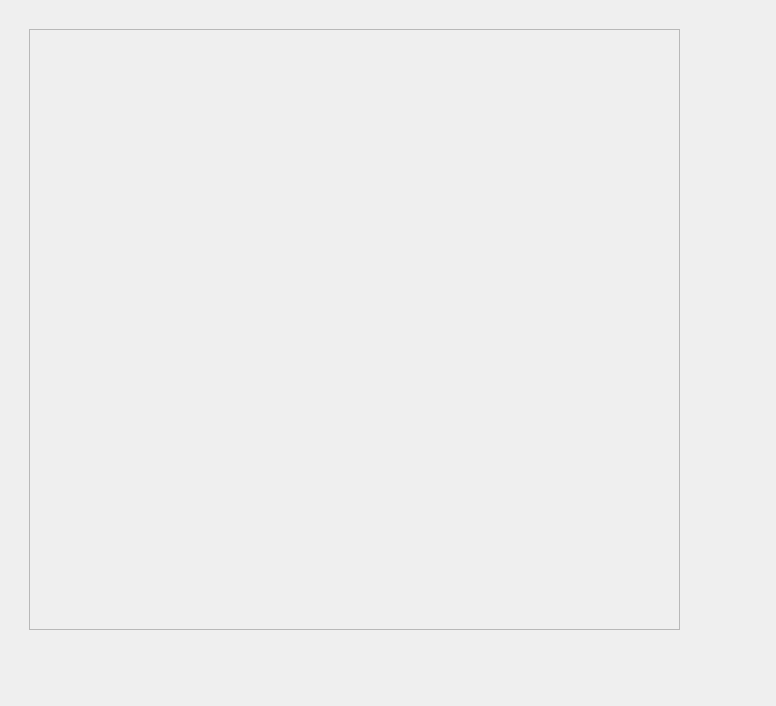
Sahar231/projetcpp, file historique.ui: the form before one commit.
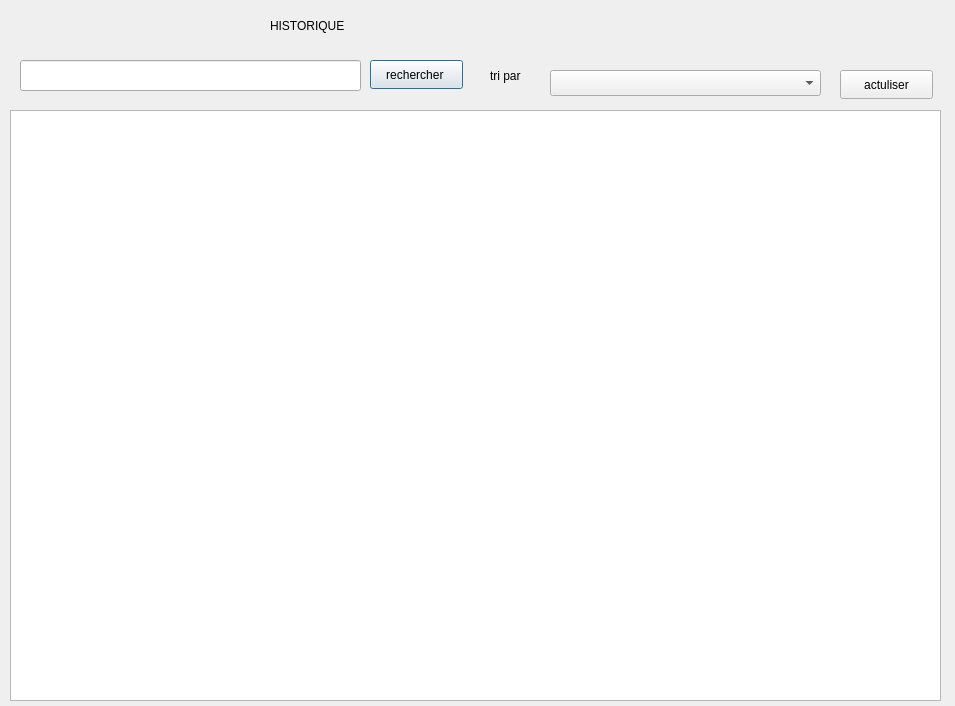
The form after the commit.

```diff
--- a/historique.ui
+++ b/historique.ui
@@ -6,35 +6,94 @@
    <rect>
     <x>0</x>
     <y>0</y>
-    <width>776</width>
+    <width>955</width>
     <height>706</height>
    </rect>
   </property>
   <property name="windowTitle">
    <string>Dialog</string>
   </property>
-  <widget class="QScrollArea" name="scrollArea">
+  <widget class="QTextEdit" name="textEdit">
    <property name="geometry">
     <rect>
-     <x>29</x>
-     <y>29</y>
-     <width>651</width>
-     <height>601</height>
+     <x>10</x>
+     <y>110</y>
+     <width>931</width>
+     <height>591</height>
     </rect>
    </property>
-   <property name="widgetResizable">
-    <bool>true</bool>
+  </widget>
+  <widget class="QLabel" name="label">
+   <property name="geometry">
+    <rect>
+     <x>270</x>
+     <y>10</y>
+     <width>571</width>
+     <height>31</height>
+    </rect>
    </property>
-   <widget class="QWidget" name="scrollAreaWidgetContents">
-    <property name="geometry">
-     <rect>
-      <x>0</x>
-      <y>0</y>
-      <width>649</width>
-      <height>599</height>
-     </rect>
-    </property>
-   </widget>
+   <property name="text">
+    <string>HISTORIQUE</string>
+   </property>
+  </widget>
+  <widget class="QLineEdit" name="searchLineEdit">
+   <property name="geometry">
+    <rect>
+     <x>20</x>
+     <y>60</y>
+     <width>341</width>
+     <height>31</height>
+    </rect>
+   </property>
+  </widget>
+  <widget class="QComboBox" name="filterComboBox">
+   <property name="geometry">
+    <rect>
+     <x>550</x>
+     <y>70</y>
+     <width>271</width>
+     <height>26</height>
+    </rect>
+   </property>
+  </widget>
+  <widget class="QLabel" name="label_2">
+   <property name="geometry">
+    <rect>
+     <x>490</x>
+     <y>60</y>
+     <width>121</width>
+     <height>31</height>
+    </rect>
+   </property>
+   <property name="text">
+    <string>tri par</string>
+   </property>
+  </widget>
+  <widget class="QPushButton" name="pushButton">
+   <property name="geometry">
+    <rect>
+     <x>370</x>
+     <y>60</y>
+     <width>93</width>
+     <height>29</height>
+    </rect>
+   </property>
+   <property name="text">
+    <string>rechercher </string>
+   </property>
+  </widget>
+  <widget class="QPushButton" name="pushButton_2">
+   <property name="geometry">
+    <rect>
+     <x>840</x>
+     <y>70</y>
+     <width>93</width>
+     <height>29</height>
+    </rect>
+   </property>
+   <property name="text">
+    <string>actuliser</string>
+   </property>
   </widget>
  </widget>
  <resources/>
```
